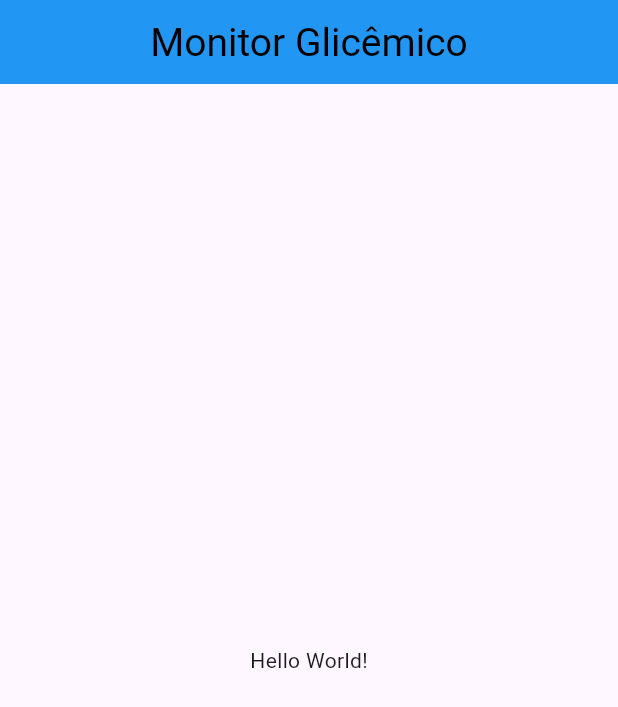
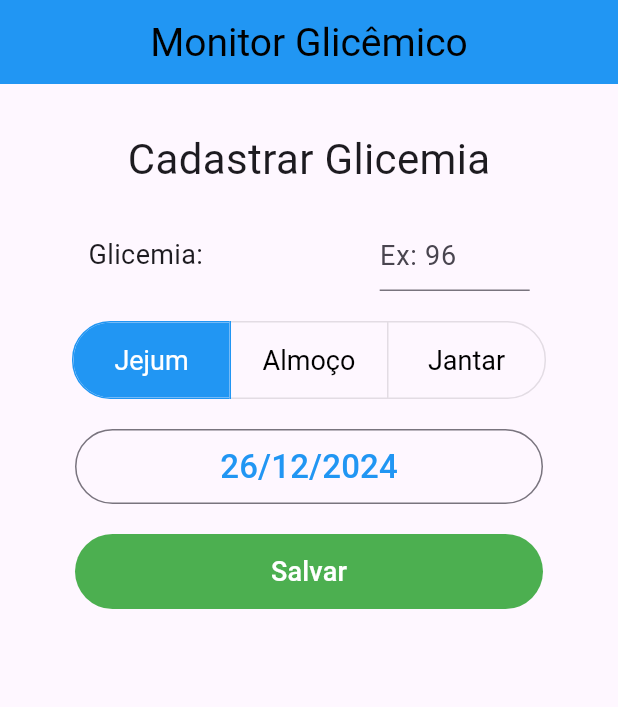
Before and after one commit to RCMagoga/monitor_glicemico, a Flutter app: the screen it shows after launch, on a phone screen of 412 x 824 dp. Shown: the top 707 px of the screen. Run offline on Flutter 3.47's test engine with Material 3 defaults, Android fonts, the phone set to English and light mode, and no system bars.

Commit message:
Adicionado Tela de Cadastro

```diff
--- a/lib/main.dart
+++ b/lib/main.dart
@@ -1,4 +1,5 @@
 import 'package:flutter/material.dart';
+import 'package:monitor_glicemico/views/telaCadastro.dart';
 
 void main() {
   runApp(MainApp());
@@ -29,9 +30,7 @@ class MainApp extends StatelessWidget {
           title: Text("Monitor Glicêmico"),
           centerTitle: true,
         ),
-        body: Center(
-          child: Text('Hello World!'),
-        ),
+        body: Telacadastro(),
       ),
     );
   }
--- /dev/null
+++ b/lib/views/telaCadastro.dart
@@ -0,0 +1,125 @@
+import 'package:flutter/material.dart';
+import 'package:intl/intl.dart';
+
+class Telacadastro extends StatefulWidget {
+  const Telacadastro({super.key});
+
+  @override
+  State<Telacadastro> createState() => _TelacadastroState();
+}
+
+class _TelacadastroState extends State<Telacadastro> {
+  // Armazena a data, inicialmente a do dispositivo, depois é alterada por escolha do usuário
+  DateTime agora = DateTime.now();
+  // Formata a data
+  final dataFormatada = DateFormat('dd/MM/yyyy');
+  // Método para abrir e fechar menu de escolha da data
+  Future<void> _selectDate(BuildContext context) async {
+    final DateTime? selecionado = await showDatePicker(
+      context: context,
+      initialDate: DateTime(agora.year, agora.month, agora.day),
+      firstDate: DateTime(2022),
+      lastDate: DateTime(2030),
+    );
+    setState(() {
+      agora = selecionado ?? agora;
+    });
+  }
+
+  // Lista para popular o 'ToggleButtons'
+  List<Widget> periodos = [
+    Text("Jejum"),
+    Text("Almoço"),
+    Text("Jantar"),
+  ];
+  // Lista retorna bool para seleção do 'ToggleButton'
+  final List<bool> _periodosSelecionados = [
+    true,
+    false,
+    false,
+  ];
+
+  @override
+  Widget build(BuildContext context) {
+    return Column(
+      spacing: 20,
+      children: <Widget>[
+        SizedBox(
+          height: 10,
+        ),
+        Text(
+          "Cadastrar Glicemia",
+          style: TextStyle(fontSize: 28),
+        ),
+        Row(
+          mainAxisAlignment: MainAxisAlignment.spaceAround,
+          children: <Widget>[
+            Text(
+              "Glicemia:",
+              style: TextStyle(fontSize: 18),
+            ),
+            SizedBox(
+              width: 100,
+              child: TextFormField(
+                keyboardType: TextInputType.number,
+                decoration: const InputDecoration(
+                  hintStyle: TextStyle(fontSize: 18),
+                  hintText: "Ex: 96",
+                ),
+              ),
+            ),
+          ],
+        ),
+        ToggleButtons(
+          key: GlobalKey(debugLabel: "ToggleButton"),
+          constraints: BoxConstraints(
+              minWidth: (MediaQuery.of(context).size.width - 100) / 3,
+              minHeight: 50),
+          isSelected: _periodosSelecionados,
+          borderRadius: BorderRadius.all(Radius.circular(25)),
+          selectedBorderColor: Colors.blue,
+          selectedColor: Colors.white,
+          fillColor: Colors.blue,
+          color: Colors.black,
+          textStyle: TextStyle(fontSize: 18),
+          onPressed: (index) {
+            setState(
+              () {
+                for (var i = 0; i < _periodosSelecionados.length; i++) {
+                  _periodosSelecionados[i] = i == index ? true : false;
+                }
+              },
+            );
+          },
+          children: periodos,
+        ),
+        OutlinedButton(
+          style: ButtonStyle(
+              minimumSize: WidgetStatePropertyAll(
+                  Size(MediaQuery.of(context).size.width - 100, 50))),
+          onPressed: () => _selectDate(context),
+          child: Text(
+            dataFormatada.format(agora),
+            style: TextStyle(fontSize: 22, color: Colors.blue),
+          ),
+        ),
+        TextButton(
+          onPressed: () {},
+          style: ButtonStyle(
+            backgroundColor: WidgetStatePropertyAll(Colors.green),
+            minimumSize: WidgetStatePropertyAll(
+              Size(MediaQuery.of(context).size.width - 100, 50),
+            ),
+          ),
+          child: Text(
+            "Salvar",
+            style: TextStyle(
+              fontSize: 18,
+              color: Colors.white,
+            ),
+          ),
+        )
+      ],
+    );
+  }
+}
--- a/pubspec.yaml
+++ b/pubspec.yaml
@@ -9,6 +9,7 @@ environment:
 dependencies:
   flutter:
     sdk: flutter
+  intl: ^0.20.1
 
 dev_dependencies:
   flutter_test:
```
Also changed, not shown: pubspec.lock.
